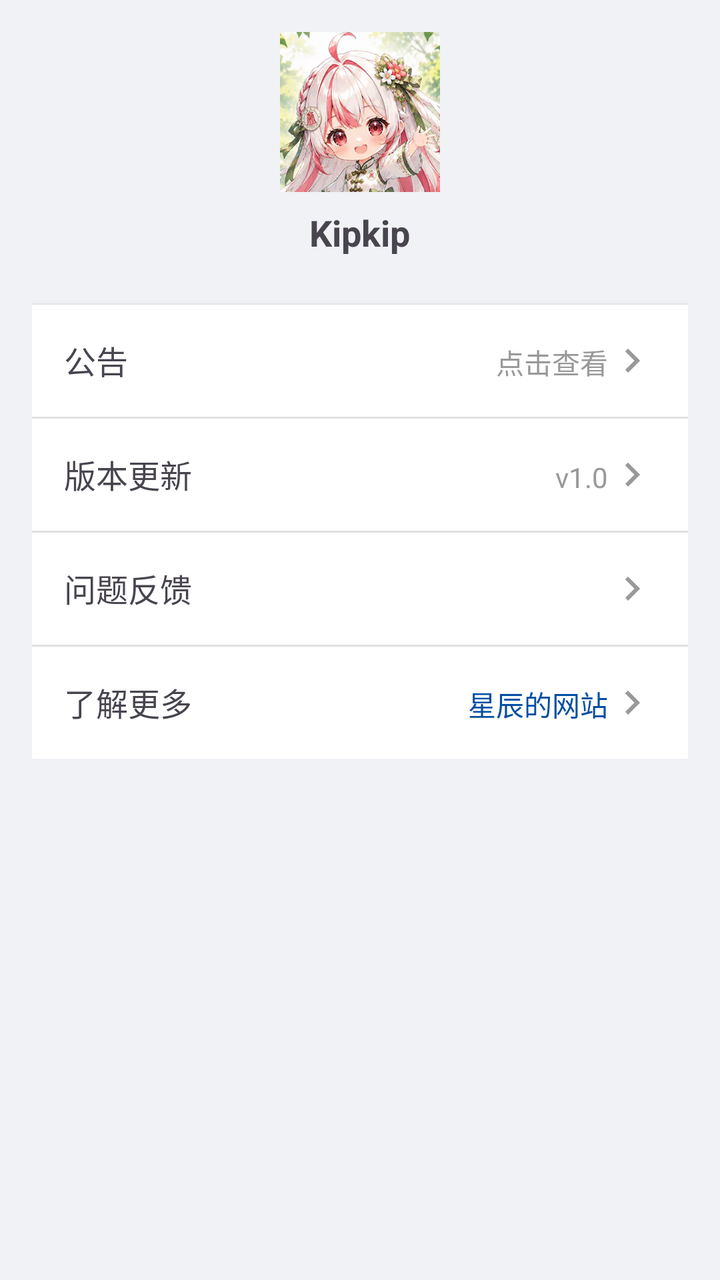
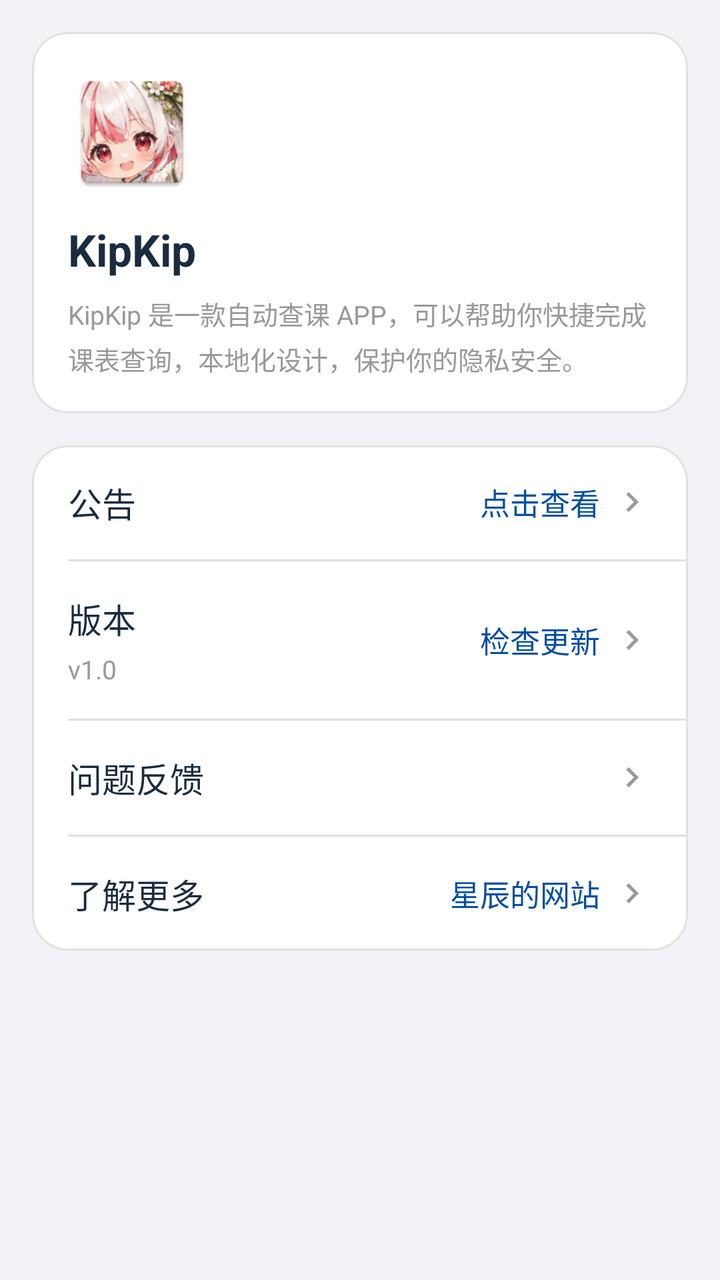

Before-and-after screenshots of an Android layout around one commit, followed by the original layout XML and the change that was made.
<!-- AndroidManifest.xml: application theme Theme.WuyiKebiao -->
<!-- res/layout/fragment_profile.xml -->
<?xml version="1.0" encoding="utf-8"?>
<ScrollView xmlns:android="http://schemas.android.com/apk/res/android"
    android:layout_width="match_parent"
    android:layout_height="match_parent"
    android:background="?attr/colorSurfaceScreen">

    <LinearLayout
        android:layout_width="match_parent"
        android:layout_height="wrap_content"
        android:orientation="vertical"
        android:padding="16dp">

        
        <LinearLayout
            android:layout_width="match_parent"
            android:layout_height="wrap_content"
            android:orientation="vertical"
            android:gravity="center_horizontal"
            android:layout_marginBottom="24dp">

            <ImageView
                android:layout_width="80dp"
                android:layout_height="80dp"
                android:src="@drawable/ic_avatar"
                android:background="@drawable/circle_bg" />

            <TextView
                android:layout_width="wrap_content"
                android:layout_height="wrap_content"
                android:text="Kipkip"
                android:textSize="18sp"
                android:textStyle="bold"
                android:layout_marginTop="8dp" />
        </LinearLayout>

        
        <LinearLayout
            android:layout_width="match_parent"
            android:layout_height="wrap_content"
            android:orientation="vertical"
            android:background="?attr/colorSurfaceCard"
            android:elevation="2dp">

            
            <LinearLayout
                android:id="@+id/layout_announcement"
                android:layout_width="match_parent"
                android:layout_height="wrap_content"
                android:orientation="horizontal"
                android:padding="16dp"
                android:clickable="true"
                android:focusable="true"
                android:background="?attr/selectableItemBackground">

                <TextView
                    android:layout_width="0dp"
                    android:layout_height="wrap_content"
                    android:layout_weight="1"
                    android:text="公告"
                    android:textSize="16sp" />

                <TextView
                    android:id="@+id/tv_announcement_status"
                    android:layout_width="wrap_content"
                    android:layout_height="wrap_content"
                    android:text="点击查看"
                    android:textColor="?attr/colorTextHint"
                    android:textSize="14sp" />

                <ImageView
                    android:layout_width="24dp"
                    android:layout_height="24dp"
                    android:src="@drawable/ic_arrow_forward"
                    android:tint="?attr/colorTextHint" />
            </LinearLayout>

            <View
                android:layout_width="match_parent"
                android:layout_height="1dp"
                android:background="?attr/colorDivider" />

            
            <LinearLayout
                android:id="@+id/layout_version"
                android:layout_width="match_parent"
                android:layout_height="wrap_content"
                android:orientation="horizontal"
                android:padding="16dp"
                android:clickable="true"
                android:focusable="true"
                android:background="?attr/selectableItemBackground">

                <TextView
                    android:layout_width="0dp"
                    android:layout_height="wrap_content"
                    android:layout_weight="1"
                    android:text="版本更新"
                    android:textSize="16sp" />

                <TextView
                    android:id="@+id/tv_version_name"
                    android:layout_width="wrap_content"
                    android:layout_height="wrap_content"
                    android:text="v1.0"
                    android:textColor="?attr/colorTextHint"
                    android:textSize="14sp" />

                <ImageView
                    android:layout_width="24dp"
                    android:layout_height="24dp"
                    android:src="@drawable/ic_arrow_forward"
                    android:tint="?attr/colorTextHint" />
            </LinearLayout>

            <View
                android:layout_width="match_parent"
                android:layout_height="1dp"
                android:background="?attr/colorDivider" />

            
            <LinearLayout
                android:id="@+id/layout_feedback"
                android:layout_width="match_parent"
                android:layout_height="wrap_content"
                android:orientation="horizontal"
                android:padding="16dp"
                android:clickable="true"
                android:focusable="true"
                android:background="?attr/selectableItemBackground">

                <TextView
                    android:layout_width="0dp"
                    android:layout_height="wrap_content"
                    android:layout_weight="1"
                    android:text="问题反馈"
                    android:textSize="16sp" />

                <ImageView
                    android:layout_width="24dp"
                    android:layout_height="24dp"
                    android:src="@drawable/ic_arrow_forward"
                    android:tint="?attr/colorTextHint" />
            </LinearLayout>

            <View
                android:layout_width="match_parent"
                android:layout_height="1dp"
                android:background="?attr/colorDivider" />

            
            <LinearLayout
                android:id="@+id/layout_creator"
                android:layout_width="match_parent"
                android:layout_height="wrap_content"
                android:orientation="horizontal"
                android:padding="16dp"
                android:clickable="true"
                android:focusable="true"
                android:background="?attr/selectableItemBackground">

                <TextView
                    android:layout_width="0dp"
                    android:layout_height="wrap_content"
                    android:layout_weight="1"
                    android:text="了解更多"
                    android:textSize="16sp" />

                <TextView
                    android:id="@+id/tv_creator"
                    android:layout_width="wrap_content"
                    android:layout_height="wrap_content"
                    android:text="星辰的网站"
                    android:textColor="?attr/colorPrimary"
                    android:textSize="14sp" />

                <ImageView
                    android:layout_width="24dp"
                    android:layout_height="24dp"
                    android:src="@drawable/ic_arrow_forward"
                    android:tint="?attr/colorTextHint" />

            </LinearLayout>

        </LinearLayout>

    </LinearLayout>

</ScrollView>
<!-- resources referenced by this layout -->
<resources>
  <!-- drawable circle_bg (drawable) -->
  <?xml version="1.0" encoding="utf-8"?>
  <shape xmlns:android="http://schemas.android.com/apk/res/android"
      android:shape="oval">
      <solid android:color="#e0e0e0" />
  </shape>
  <!-- drawable ic_arrow_forward (drawable) -->
  <?xml version="1.0" encoding="utf-8"?>
  <vector xmlns:android="http://schemas.android.com/apk/res/android"
      android:width="24dp"
      android:height="24dp"
      android:viewportWidth="24"
      android:viewportHeight="24">
      <path
          android:fillColor="#999999"
          android:pathData="M8.59,16.59L13.17,12 8.59,7.41 10,6l6,6-6,6-1.41,-1.41z" />
  </vector>
  <!-- drawable ic_avatar: png bitmap (drawable, 156323 bytes) -->
  <style name="Theme.WuyiKebiao" parent="Base.Theme.WuyiKebiao" />
  <color name="brand_primary">#FF034EA1</color>
  <color name="brand_primary_on">#FFFFFFFF</color>
  <color name="brand_primary_container">#FFD6E3F7</color>
  <color name="brand_primary_on_container">#FF034EA1</color>
  <color name="surface_screen">#FFF0F2F5</color>
  <color name="surface_card">#FFFFFFFF</color>
  <color name="surface_container_high">#FFFFFFFF</color>
  <color name="divider">#FFE0E0E0</color>
  <color name="outline_variant">#FFE0E0E0</color>
  <color name="text_primary">#FF1A2C3E</color>
  <color name="text_hint">#FF999999</color>
  <!-- unchanged entries left out for length: 1 -->
</resources>

<!-- the commit's change to res/layout/fragment_profile.xml (unified diff, before → after) -->
@@ -1,8 +1,10 @@
 <?xml version="1.0" encoding="utf-8"?>
 <ScrollView xmlns:android="http://schemas.android.com/apk/res/android"
+    xmlns:app="http://schemas.android.com/apk/res-auto"
     android:layout_width="match_parent"
     android:layout_height="match_parent"
-    android:background="?attr/colorSurfaceScreen">
+    android:background="?attr/colorSurfaceScreen"
+    android:fillViewport="true">
 
     <LinearLayout
         android:layout_width="match_parent"
@@ -11,177 +13,155 @@
         android:padding="16dp">
 
         
-        <LinearLayout
+        <com.google.android.material.card.MaterialCardView
             android:layout_width="match_parent"
             android:layout_height="wrap_content"
-            android:orientation="vertical"
-            android:gravity="center_horizontal"
-            android:layout_marginBottom="24dp">
+            android:layout_marginBottom="16dp"
+            app:cardBackgroundColor="?attr/colorSurfaceCard"
+            app:cardCornerRadius="18dp"
+            app:cardElevation="0dp"
+            app:strokeColor="?attr/colorOutlineVariant"
+            app:strokeWidth="1dp">
 
-            <ImageView
-                android:layout_width="80dp"
-                android:layout_height="80dp"
-                android:src="@drawable/ic_avatar"
-                android:background="@drawable/circle_bg" />
+            <LinearLayout
+                android:layout_width="match_parent"
+                android:layout_height="wrap_content"
+                android:orientation="vertical"
+                android:padding="18dp">
 
-            <TextView
-                android:layout_width="wrap_content"
-                android:layout_height="wrap_content"
-                android:text="Kipkip"
-                android:textSize="18sp"
-                android:textStyle="bold"
-                android:layout_marginTop="8dp" />
-        </LinearLayout>
+                
+                <ImageView
+                    android:id="@+id/iv_app_icon"
+                    android:layout_width="64dp"
+                    android:layout_height="64dp"
+                    android:src="@mipmap/ic_launcher"
+                    android:contentDescription="@string/app_name"
+                    android:scaleType="fitCenter" />
+
+                <TextView
+                    android:layout_width="wrap_content"
+                    android:layout_height="wrap_content"
+                    android:layout_marginTop="12dp"
+                    android:text="@string/app_name"
+                    android:textColor="?attr/colorTextPrimary"
+                    android:textSize="22sp"
+                    android:textStyle="bold" />
+
+                <TextView
+                    android:layout_width="match_parent"
+                    android:layout_height="wrap_content"
+                    android:layout_marginTop="8dp"
+                    android:text="@string/app_intro"
+                    android:textColor="?attr/colorTextHint"
+                    android:textSize="13sp"
+                    android:lineSpacingExtra="4dp" />
+
+            </LinearLayout>
+        </com.google.android.material.card.MaterialCardView>
 
         
-        <LinearLayout
+        <com.google.android.material.card.MaterialCardView
             android:layout_width="match_parent"
             android:layout_height="wrap_content"
-            android:orientation="vertical"
-            android:background="?attr/colorSurfaceCard"
-            android:elevation="2dp">
+            app:cardBackgroundColor="?attr/colorSurfaceCard"
+            app:cardCornerRadius="18dp"
+            app:cardElevation="0dp"
+            app:strokeColor="?attr/colorOutlineVariant"
+            app:strokeWidth="1dp">
 
-            
             <LinearLayout
-                android:id="@+id/layout_announcement"
                 android:layout_width="match_parent"
                 android:layout_height="wrap_content"
-                android:orientation="horizontal"
-                android:padding="16dp"
-                android:clickable="true"
-                android:focusable="true"
-                android:background="?attr/selectableItemBackground">
+                android:orientation="vertical">
 
-                <TextView
-                    android:layout_width="0dp"
-                    android:layout_height="wrap_content"
-                    android:layout_weight="1"
-                    android:text="公告"
-                    android:textSize="16sp" />
+                
+                <LinearLayout
+                    android:id="@+id/layout_announcement"
+                    style="@style/SettingsRow">
 
-                <TextView
-                    android:id="@+id/tv_announcement_status"
-                    android:layout_width="wrap_content"
-                    android:layout_height="wrap_content"
-                    android:text="点击查看"
-                    android:textColor="?attr/colorTextHint"
-                    android:textSize="14sp" />
+                    <TextView
+                        style="@style/SettingsRowTitle"
+                        android:layout_width="0dp"
+                        android:layout_weight="1"
+                        android:text="公告" />
 
-                <ImageView
-                    android:layout_width="24dp"
-                    android:layout_height="24dp"
-                    android:src="@drawable/ic_arrow_forward"
-                    android:tint="?attr/colorTextHint" />
-            </LinearLayout>
+                    <TextView
+                        android:id="@+id/tv_announcement_status"
+                        style="@style/SettingsRowAction"
+                        android:text="点击查看" />
 
-            <View
-                android:layout_width="match_parent"
-                android:layout_height="1dp"
-                android:background="?attr/colorDivider" />
+                    <ImageView style="@style/SettingsRowArrow" />
+                </LinearLayout>
 
-            
-            <LinearLayout
-                android:id="@+id/layout_version"
-                android:layout_width="match_parent"
-                android:layout_height="wrap_content"
-                android:orientation="horizontal"
-                android:padding="16dp"
-                android:clickable="true"
-                android:focusable="true"
-                android:background="?attr/selectableItemBackground">
+                <View style="@style/SettingsDivider" />
 
-                <TextView
-                    android:layout_width="0dp"
-                    android:layout_height="wrap_content"
-                    android:layout_weight="1"
-                    android:text="版本更新"
-                    android:textSize="16sp" />
+                
+                <LinearLayout
+                    android:id="@+id/layout_version"
+                    style="@style/SettingsRow">
 
-                <TextView
-                    android:id="@+id/tv_version_name"
-                    android:layout_width="wrap_content"
-                    android:layout_height="wrap_content"
-                    android:text="v1.0"
-                    android:textColor="?attr/colorTextHint"
-                    android:textSize="14sp" />
+                    <LinearLayout
+                        android:layout_width="0dp"
+                        android:layout_height="wrap_content"
+                        android:layout_weight="1"
+                        android:orientation="vertical">
 
-                <ImageView
-                    android:layout_width="24dp"
-                    android:layout_height="24dp"
-                    android:src="@drawable/ic_arrow_forward"
-                    android:tint="?attr/colorTextHint" />
-            </LinearLayout>
+                        <TextView
+                            style="@style/SettingsRowTitle"
+                            android:text="版本" />
 
-            <View
-                android:layout_width="match_parent"
-                android:layout_height="1dp"
-                android:background="?attr/colorDivider" />
+                        <TextView
+                            android:id="@+id/tv_version_name"
+                            style="@style/SettingsRowSubtitle"
+                            android:text="v1.0" />
+                    </LinearLayout>
 
-            
-            <LinearLayout
-                android:id="@+id/layout_feedback"
-                android:layout_width="match_parent"
-                android:layout_height="wrap_content"
-                android:orientation="horizontal"
-                android:padding="16dp"
-                android:clickable="true"
-                android:focusable="true"
-                android:background="?attr/selectableItemBackground">
+                    <TextView
+                        style="@style/SettingsRowAction"
+                        android:text="检查更新" />
 
-                <TextView
-                    android:layout_width="0dp"
-                    android:layout_height="wrap_content"
-                    android:layout_weight="1"
-                    android:text="问题反馈"
-                    android:textSize="16sp" />
+                    <ImageView style="@style/SettingsRowArrow" />
+                </LinearLayout>
 
-                <ImageView
-                    android:layout_width="24dp"
-                    android:layout_height="24dp"
-                    android:src="@drawable/ic_arrow_forward"
-                    android:tint="?attr/colorTextHint" />
-            </LinearLayout>
+                <View style="@style/SettingsDivider" />
 
-            <View
-                android:layout_width="match_parent"
-                android:layout_height="1dp"
-                android:background="?attr/colorDivider" />
+                
+                <LinearLayout
+                    android:id="@+id/layout_feedback"
+                    style="@style/SettingsRow">
 
-            
-            <LinearLayout
-                android:id="@+id/layout_creator"
-                android:layout_width="match_parent"
-                android:layout_height="wrap_content"
-                android:orientation="horizontal"
-                android:padding="16dp"
-                android:clickable="true"
-                android:focusable="true"
-                android:background="?attr/selectableItemBackground">
+                    <TextView
+                        style="@style/SettingsRowTitle"
+                        android:layout_width="0dp"
+                        android:layout_weight="1"
+                        android:text="问题反馈" />
 
-                <TextView
-                    android:layout_width="0dp"
-                    android:layout_height="wrap_content"
-                    android:layout_weight="1"
-                    android:text="了解更多"
-                    android:textSize="16sp" />
+                    <ImageView style="@style/SettingsRowArrow" />
+                </LinearLayout>
 
-                <TextView
-                    android:id="@+id/tv_creator"
-                    android:layout_width="wrap_content"
-                    android:layout_height="wrap_content"
-                    android:text="星辰的网站"
-                    android:textColor="?attr/colorPrimary"
-                    android:textSize="14sp" />
+                <View style="@style/SettingsDivider" />
 
-                <ImageView
-                    android:layout_width="24dp"
-                    android:layout_height="24dp"
-                    android:src="@drawable/ic_arrow_forward"
-                    android:tint="?attr/colorTextHint" />
+                
+                <LinearLayout
+                    android:id="@+id/layout_creator"
+                    style="@style/SettingsRow">
+
+                    <TextView
+                        style="@style/SettingsRowTitle"
+                        android:layout_width="0dp"
+                        android:layout_weight="1"
+                        android:text="了解更多" />
+
+                    <TextView
+                        android:id="@+id/tv_creator"
+                        style="@style/SettingsRowAction"
+                        android:text="@string/creator_name" />
+
+                    <ImageView style="@style/SettingsRowArrow" />
+                </LinearLayout>
 
             </LinearLayout>
-
-        </LinearLayout>
+        </com.google.android.material.card.MaterialCardView>
 
     </LinearLayout>
 
<!-- resource entries referenced after the edit -->
@@ -1,11 +1,55 @@
 <!-- resources referenced by this layout -->
 <resources>
-  <!-- drawable circle_bg (drawable) -->
-  <?xml version="1.0" encoding="utf-8"?>
-  <shape xmlns:android="http://schemas.android.com/apk/res/android"
-      android:shape="oval">
-      <solid android:color="#e0e0e0" />
-  </shape>
+  <!-- mipmap ic_launcher: webp bitmap (mipmap-hdpi, 7530 bytes) -->
+  <string name="app_intro">KipKip 是一款自动查课 APP，可以帮助你快捷完成课表查询，本地化设计，保护你的隐私安全。</string>
+  <string name="app_name">KipKip</string>
+  <string name="creator_name">星辰的网站</string>
+  <style name="SettingsDivider">
+          <item name="android:layout_width">match_parent</item>
+          <item name="android:layout_height">1dp</item>
+          <item name="android:layout_marginStart">18dp</item>
+          <item name="android:background">?attr/colorDivider</item>
+      </style>
+  <style name="SettingsRow">
+          <item name="android:layout_width">match_parent</item>
+          <item name="android:layout_height">wrap_content</item>
+          <item name="android:orientation">horizontal</item>
+          <item name="android:gravity">center_vertical</item>
+          <item name="android:paddingStart">18dp</item>
+          <item name="android:paddingEnd">18dp</item>
+          <item name="android:paddingTop">16dp</item>
+          <item name="android:paddingBottom">16dp</item>
+          <item name="android:clickable">true</item>
+          <item name="android:focusable">true</item>
+          <item name="android:background">?attr/selectableItemBackground</item>
+      </style>
+  <style name="SettingsRowAction">
+          <item name="android:layout_width">wrap_content</item>
+          <item name="android:layout_height">wrap_content</item>
+          <item name="android:textSize">15sp</item>
+          <item name="android:textColor">?attr/colorPrimary</item>
+          <item name="android:layout_marginEnd">6dp</item>
+      </style>
+  <style name="SettingsRowArrow">
+          <item name="android:layout_width">20dp</item>
+          <item name="android:layout_height">20dp</item>
+          <item name="android:src">@drawable/ic_arrow_forward</item>
+          <item name="android:tint">?attr/colorTextHint</item>
+          <item name="android:contentDescription">@null</item>
+      </style>
+  <style name="SettingsRowSubtitle">
+          <item name="android:layout_width">wrap_content</item>
+          <item name="android:layout_height">wrap_content</item>
+          <item name="android:layout_marginTop">4dp</item>
+          <item name="android:textSize">13sp</item>
+          <item name="android:textColor">?attr/colorTextHint</item>
+      </style>
+  <style name="SettingsRowTitle">
+          <item name="android:layout_width">wrap_content</item>
+          <item name="android:layout_height">wrap_content</item>
+          <item name="android:textSize">17sp</item>
+          <item name="android:textColor">?attr/colorTextPrimary</item>
+      </style>
   <!-- drawable ic_arrow_forward (drawable) -->
   <?xml version="1.0" encoding="utf-8"?>
   <vector xmlns:android="http://schemas.android.com/apk/res/android"
@@ -17,7 +61,6 @@
           android:fillColor="#999999"
           android:pathData="M8.59,16.59L13.17,12 8.59,7.41 10,6l6,6-6,6-1.41,-1.41z" />
   </vector>
-  <!-- drawable ic_avatar: png bitmap (drawable, 156323 bytes) -->
   <style name="Theme.WuyiKebiao" parent="Base.Theme.WuyiKebiao" />
   <color name="brand_primary">#FF034EA1</color>
   <color name="brand_primary_on">#FFFFFFFF</color>
